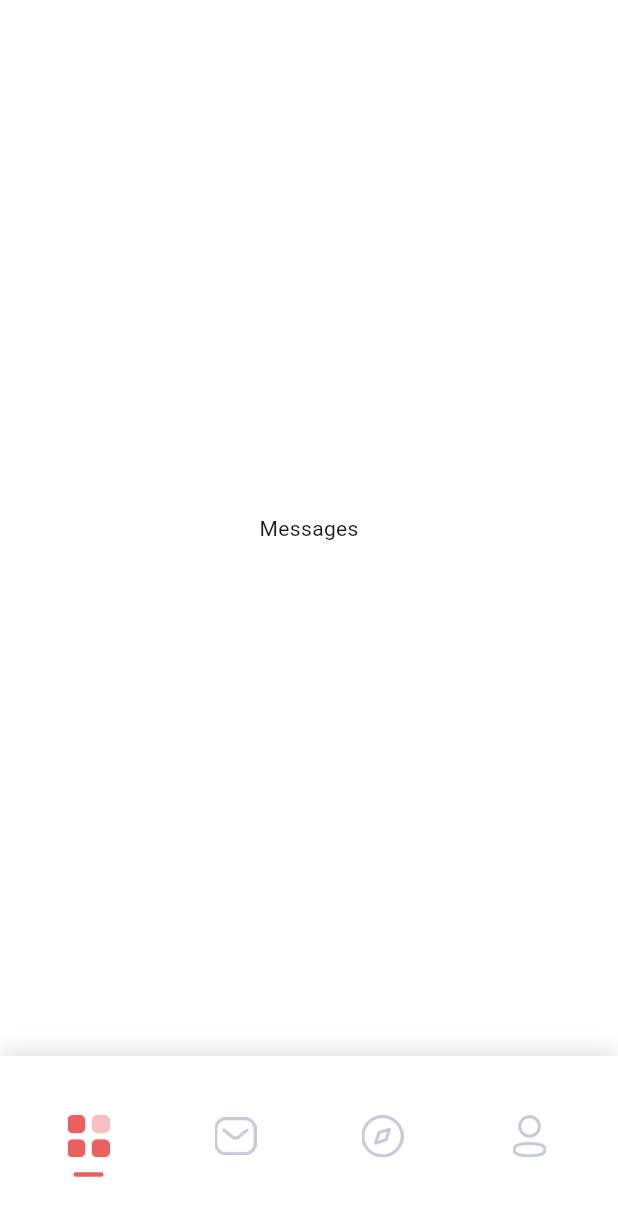
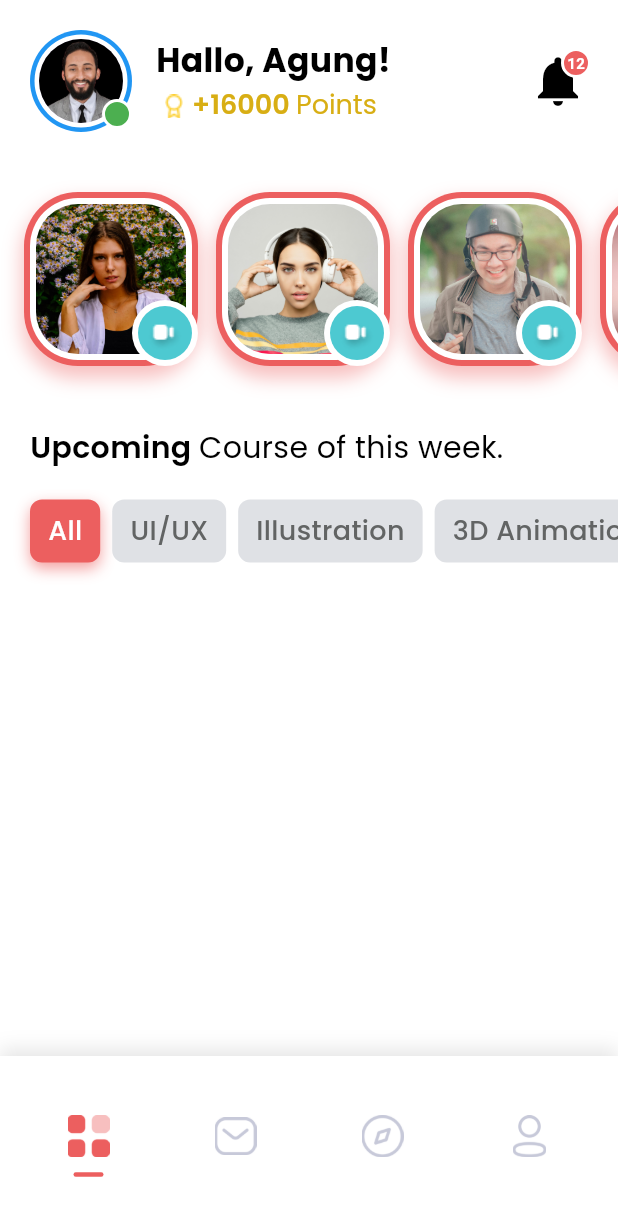
Before and after one commit to agungkurniawanid/ajheryuk_app, a Flutter app: the ViewerScreens screen opened directly, on a phone screen of 412 x 824 dp. Shown: the top 1216 px of the screen. Run offline on Flutter 3.47's test engine with Material 3 defaults, Android fonts, the phone set to English and light mode, and no system bars; our stand-ins replace flutter_riverpod, google_fonts.

Commit message:
update list user stream, uopdate button category filters

```diff
--- a/lib/screens/dashboard.dart
+++ b/lib/screens/dashboard.dart
@@ -1,5 +1,9 @@
+import 'package:ajheryuk/widgets/widget_category.dart';
+import 'package:ajheryuk/widgets/widget_navbar_profile.dart';
+import 'package:ajheryuk/widgets/widget_user_stream.dart';
 import 'package:flutter/material.dart';
 import 'package:flutter_riverpod/flutter_riverpod.dart';
+import 'package:google_fonts/google_fonts.dart';
 
 class Dashboard extends ConsumerStatefulWidget {
   const Dashboard({super.key});
@@ -14,7 +18,43 @@ class _DashboardState extends ConsumerState<Dashboard> {
     return SizedBox(
       width: MediaQuery.of(context).size.width,
       height: MediaQuery.of(context).size.height,
-      child: SafeArea(child: Center(child: Text("Messages"))),
+      child: SafeArea(
+        child: Column(
+          crossAxisAlignment: CrossAxisAlignment.start,
+          children: [
+            WidgetNavbarProfile(),
+            SizedBox(height: 20),
+            WidgetUserStream(),
+            SizedBox(height: 20),
+            Padding(
+              padding: const EdgeInsets.all(20.0),
+              child: Text.rich(
+                TextSpan(
+                  children: [
+                    TextSpan(
+                      text: 'Upcoming ',
+                      style: GoogleFonts.poppins(
+                        color: Colors.black,
+                        fontSize: 20,
+                        fontWeight: FontWeight.w600,
+                      ),
+                    ),
+                    TextSpan(
+                      text: 'Course of this week.',
+                      style: GoogleFonts.poppins(
+                        color: Colors.black,
+                        fontSize: 20,
+                        fontWeight: FontWeight.normal,
+                      ),
+                    ),
+                  ],
+                ),
+              ),
+            ),
+            WidgetCategory(),
+          ],
+        ),
+      ),
     );
   }
 }
--- /dev/null
+++ b/lib/widgets/widget_category.dart
@@ -0,0 +1,85 @@
+import 'package:flutter/material.dart';
+import 'package:flutter_riverpod/flutter_riverpod.dart';
+import 'package:google_fonts/google_fonts.dart';
+
+class WidgetCategory extends ConsumerStatefulWidget {
+  const WidgetCategory({super.key});
+
+  @override
+  ConsumerState<ConsumerStatefulWidget> createState() => _WidgetCategoryState();
+}
+
+class _WidgetCategoryState extends ConsumerState<WidgetCategory> {
+  final List<String> categories = [
+    'All',
+    'UI/UX',
+    'Illustration',
+    '3D Animation',
+    'Mobile Design',
+    'Branding',
+    'Motion',
+    'Graphic',
+    'Product',
+    'Web Design',
+  ];
+
+  int selectedIndex = 0; // index yang terpilih, default 0
+
+  @override
+  Widget build(BuildContext context) {
+    return IntrinsicHeight(
+      child: SingleChildScrollView(
+        scrollDirection: Axis.horizontal,
+        clipBehavior: Clip.none,
+        child: Padding(
+          padding: const EdgeInsets.symmetric(horizontal: 20.0),
+          child: Row(
+            children: List.generate(categories.length, (index) {
+              final isSelected = index == selectedIndex;
+              return GestureDetector(
+                onTap: () {
+                  setState(() {
+                    selectedIndex = index;
+                  });
+                },
+                child: categoryItem(categories[index], isSelected),
+              );
+            }),
+          ),
+        ),
+      ),
+    );
+  }
+}
+
+Widget categoryItem(String text, bool isSelected) => Padding(
+  padding: const EdgeInsets.only(right: 8.0),
+  child: Container(
+    padding: const EdgeInsets.symmetric(horizontal: 12.0, vertical: 8.0),
+    decoration: BoxDecoration(
+      color: isSelected
+          ? const Color(0xFFEC5F5F)
+          : const Color.fromARGB(255, 223, 225, 229),
+      borderRadius: BorderRadius.circular(8),
+      boxShadow: isSelected
+          ? [
+              BoxShadow(
+                color: const Color(0xFFEC5F5F).withOpacity(0.6),
+                blurRadius: 8,
+                offset: const Offset(0, 4),
+              ),
+            ]
+          : null,
+    ),
+    child: Text(
+      text,
+      style: GoogleFonts.poppins(
+        fontSize: 18,
+        color: isSelected
+            ? Colors.white
+            : const Color.fromARGB(255, 98, 100, 100),
+        fontWeight: FontWeight.w500,
+      ),
+    ),
+  ),
+);
--- /dev/null
+++ b/lib/widgets/widget_navbar_profile.dart
@@ -0,0 +1,146 @@
+import 'package:flutter/material.dart';
+import 'package:flutter_riverpod/flutter_riverpod.dart';
+import 'package:google_fonts/google_fonts.dart';
+
+class WidgetNavbarProfile extends ConsumerStatefulWidget {
+  const WidgetNavbarProfile({super.key});
+
+  @override
+  ConsumerState<ConsumerStatefulWidget> createState() =>
+      _WidgetNavbarProfileState();
+}
+
+class _WidgetNavbarProfileState extends ConsumerState<WidgetNavbarProfile> {
+  @override
+  Widget build(BuildContext context) {
+    return Container(
+      padding: EdgeInsets.all(20.0),
+      child: Row(
+        mainAxisAlignment: MainAxisAlignment.spaceBetween,
+        crossAxisAlignment: CrossAxisAlignment.center,
+        children: [
+          Row(
+            children: [
+              Stack(
+                children: [
+                  Container(
+                    padding: const EdgeInsets.all(3.0),
+                    decoration: const BoxDecoration(
+                      shape: BoxShape.circle,
+                      color: Colors.blue,
+                    ),
+                    child: Container(
+                      padding: const EdgeInsets.all(3.0),
+                      decoration: const BoxDecoration(
+                        shape: BoxShape.circle,
+                        color: Colors.white,
+                      ),
+                      child: const CircleAvatar(
+                        radius: 28,
+                        backgroundImage: AssetImage("assets/person/main.jpg"),
+                      ),
+                    ),
+                  ),
+                  Positioned(
+                    right: 0,
+                    bottom: 2,
+                    child: Container(
+                      width: 20,
+                      height: 20,
+                      decoration: BoxDecoration(
+                        shape: BoxShape.circle,
+                        color: Colors.green,
+                        border: Border.all(color: Colors.white, width: 2),
+                      ),
+                    ),
+                  ),
+                ],
+              ),
+              const SizedBox(width: 16),
+              Column(
+                crossAxisAlignment: CrossAxisAlignment.start,
+                mainAxisAlignment: MainAxisAlignment.spaceBetween,
+                children: [
+                  Text(
+                    "Hallo, Agung!",
+                    style: GoogleFonts.poppins(
+                      fontSize: 22,
+                      fontWeight: FontWeight.bold,
+                      color: Colors.black,
+                    ),
+                  ),
+                  RichText(
+                    text: TextSpan(
+                      children: [
+                        WidgetSpan(
+                          alignment: PlaceholderAlignment.middle,
+                          child: Image.asset(
+                            'assets/images/Vector.png',
+                            width: 24,
+                            height: 24,
+                          ),
+                        ),
+                        TextSpan(
+                          text: '+16000 ',
+                          style: GoogleFonts.poppins(
+                            fontSize: 18,
+                            fontWeight: FontWeight.w600,
+                            color: Color.fromARGB(255, 216, 174, 20),
+                          ),
+                        ),
+                        TextSpan(
+                          text: 'Points',
+                          style: GoogleFonts.poppins(
+                            fontSize: 18,
+                            fontWeight: FontWeight.w400,
+                            color: Color.fromARGB(255, 216, 174, 20),
+                          ),
+                        ),
+                      ],
+                    ),
+                  ),
+                ],
+              ),
+            ],
+          ),
+          InkWell(
+            onTap: () {},
+            child: Stack(
+              clipBehavior: Clip.none,
+              children: [
+                const Icon(
+                  Icons.notifications,
+                  size: 40.0,
+                  color: Colors.black,
+                ),
+                Positioned(
+                  right: -2,
+                  top: -2,
+                  child: Container(
+                    width: 20,
+                    height: 20,
+                    decoration: BoxDecoration(
+                      shape: BoxShape.circle,
+                      color: Color(0xFFEC5F5F),
+                      border: Border.all(color: Colors.white, width: 2),
+                    ),
+                    child: Center(
+                      child: Text(
+                        '12',
+                        style: TextStyle(
+                          color: Colors.white,
+                          fontSize: 10,
+                          fontWeight: FontWeight.bold,
+                        ),
+                      ),
+                    ),
+                  ),
+                ),
+              ],
+            ),
+          ),
+        ],
+      ),
+    );
+  }
+}
--- /dev/null
+++ b/lib/widgets/widget_user_stream.dart
@@ -0,0 +1,100 @@
+import 'package:flutter/material.dart';
+import 'package:flutter_riverpod/flutter_riverpod.dart';
+
+class WidgetUserStream extends ConsumerStatefulWidget {
+  const WidgetUserStream({super.key});
+
+  @override
+  ConsumerState<ConsumerStatefulWidget> createState() =>
+      _WidgetUserStreamState();
+}
+
+class _WidgetUserStreamState extends ConsumerState<WidgetUserStream> {
+  @override
+  Widget build(BuildContext context) {
+    return IntrinsicHeight(
+      child: SingleChildScrollView(
+        scrollDirection: Axis.horizontal,
+        clipBehavior: Clip.none,
+        padding: const EdgeInsets.symmetric(horizontal: 16.0),
+        child: Row(
+          children: List.generate(10, (index) {
+            final indexFoto = index + 1;
+            return Padding(
+              padding: const EdgeInsets.only(right: 12.0),
+              child: _widgetUserStreamItems(indexFoto),
+            );
+          }),
+        ),
+      ),
+    );
+  }
+}
+
+Widget _widgetUserStreamItems(indexFoto) {
+  return Stack(
+    children: [
+      Container(
+        padding: const EdgeInsets.all(4.0),
+        decoration: BoxDecoration(
+          color: const Color(0xFFEC5F5F),
+          borderRadius: BorderRadius.circular(36),
+          boxShadow: const [
+            BoxShadow(
+              color: Color(0x66EC5F5F),
+              blurRadius: 10,
+              spreadRadius: 1,
+              offset: Offset(0, 7),
+            ),
+          ],
+        ),
+        child: Container(
+          padding: const EdgeInsets.all(4.0),
+          decoration: BoxDecoration(
+            color: Colors.white,
+            borderRadius: BorderRadius.circular(32),
+          ),
+          child: ClipRRect(
+            borderRadius: BorderRadius.circular(28),
+            child: Image.asset(
+              'assets/person/person ($indexFoto).jpg',
+              width: 100,
+              height: 100,
+              fit: BoxFit.cover,
+            ),
+          ),
+        ),
+      ),
+      Positioned(
+        bottom: 0,
+        right: 0,
+        child: Container(
+          width: 44,
+          height: 44,
+          decoration: BoxDecoration(
+            shape: BoxShape.circle,
+            color: Colors.white,
+          ),
+          child: Center(
+            child: Container(
+              decoration: const BoxDecoration(
+                shape: BoxShape.circle,
+                color: Color(0xFF4DC9D1),
+              ),
+              child: Padding(
+                padding: const EdgeInsets.all(6.0),
+                child: Container(
+                  margin: EdgeInsets.only(top: 4),
+                  child: Image.asset(
+                    'assets/images/video.png',
+                    fit: BoxFit.contain,
+                  ),
+                ),
+              ),
+            ),
+          ),
+        ),
+      ),
+    ],
+  );
+}
```
Also changed, not shown: assets/images/Vector.png (added), assets/images/video.png (added), assets/person/main.jpg (added).
